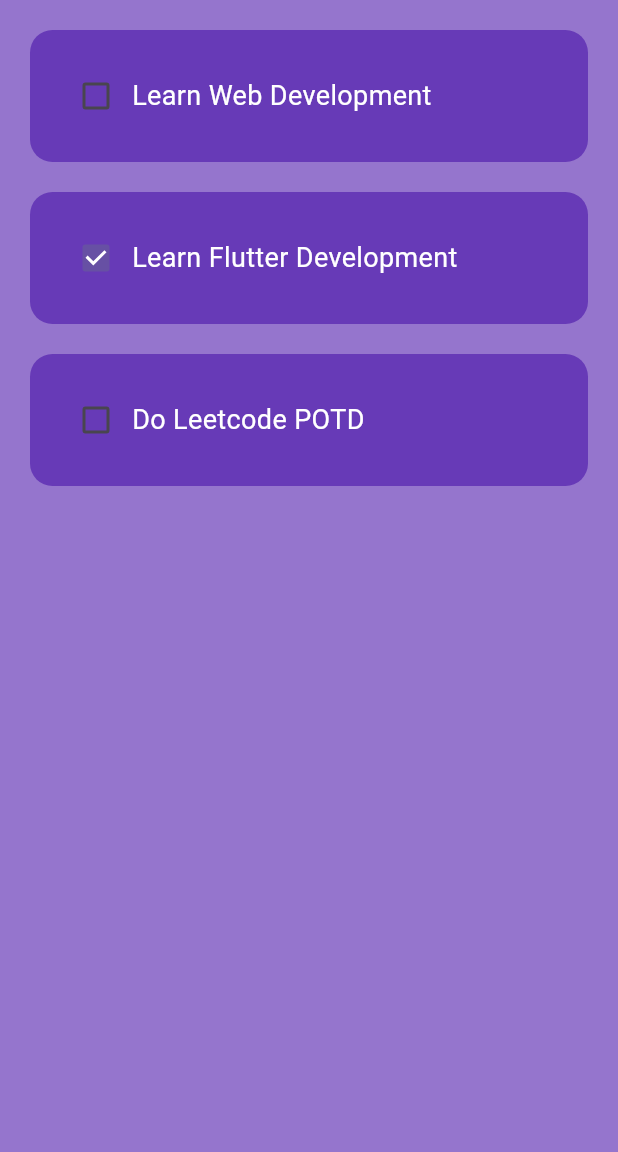
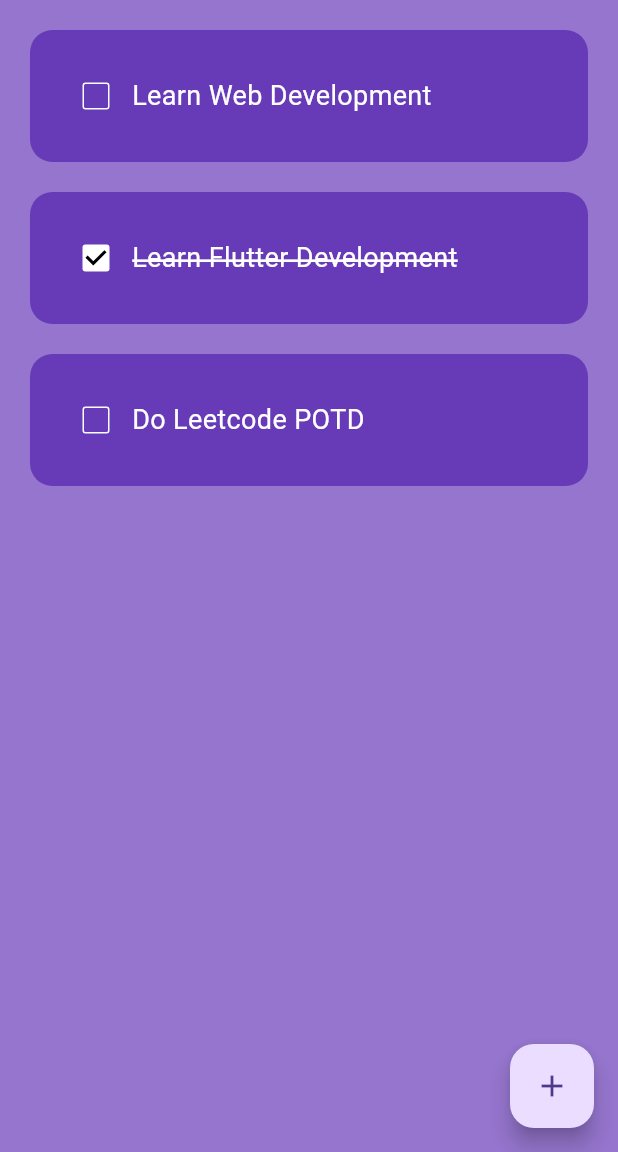
Before and after one commit to nikkhilpareek/Flutter-Todo-APP, a Flutter app: the screen it shows after launch, on a phone screen of 412 x 824 dp, the part 84-1236 px from its top. Run offline on Flutter 3.47's test engine with Material 3 defaults, Android fonts, the phone set to English and light mode, and no system bars.

Commit message:
added strikethrough for completed tasks, added a  button to add new tasks (functionality to be added)

```diff
--- a/lib/pages/home_page.dart
+++ b/lib/pages/home_page.dart
@@ -41,6 +41,10 @@ class _HomePageState extends State<HomePage> {
           );
         },
       ),
+      floatingActionButton: FloatingActionButton(
+        onPressed: () {},
+        child: Icon(Icons.add),
+      ),
     );
   }
 }
--- a/lib/utils/todo_list.dart
+++ b/lib/utils/todo_list.dart
@@ -24,8 +24,26 @@ class TodoList extends StatelessWidget {
         padding: EdgeInsets.all(20),
         child: Row(
           children: [
-            Checkbox(value: taskCompleted, onChanged: onChanged),
-            Text(taskName, style: TextStyle(color: Colors.white, fontSize: 18)),
+            Checkbox(
+              value: taskCompleted,
+              onChanged: onChanged,
+              checkColor: Colors.black,
+              activeColor: Colors.white,
+              side: BorderSide(color: Colors.white),
+            ),
+            Text(
+              taskName,
+              style: TextStyle(
+                color: Colors.white,
+                fontSize: 18,
+                decoration:
+                    taskCompleted
+                        ? TextDecoration.lineThrough
+                        : TextDecoration.none,
+                decorationColor: Colors.white,
+                decorationThickness: 2,
+              ),
+            ),
           ],
         ),
       ),
```
